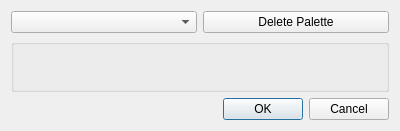
8bitbuddhist/PixelMaestro, file gui/widget/palettecontrol.ui: the form before one commit.
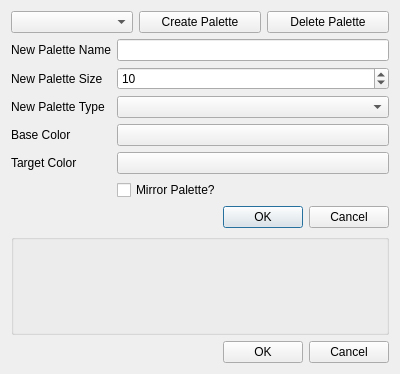
The form after the commit.

Commit message: Added support for different Palette generation methods.

```diff
--- a/gui/widget/palettecontrol.ui
+++ b/gui/widget/palettecontrol.ui
@@ -7,18 +7,34 @@
     <x>0</x>
     <y>0</y>
     <width>400</width>
-    <height>131</height>
+    <height>374</height>
    </rect>
   </property>
+  <property name="sizePolicy">
+   <sizepolicy hsizetype="MinimumExpanding" vsizetype="MinimumExpanding">
+    <horstretch>0</horstretch>
+    <verstretch>0</verstretch>
+   </sizepolicy>
+  </property>
   <property name="windowTitle">
    <string>Dialog</string>
   </property>
-  <layout class="QGridLayout" name="gridLayout">
-   <item row="0" column="0">
+  <layout class="QVBoxLayout" name="verticalLayout">
+   <item>
     <layout class="QHBoxLayout" name="paletteSelectLayout">
+     <property name="spacing">
+      <number>6</number>
+     </property>
      <item>
       <widget class="QComboBox" name="paletteComboBox"/>
      </item>
+     <item>
+      <widget class="QPushButton" name="createPaletteButton">
+       <property name="text">
+        <string>Create Palette</string>
+       </property>
+      </widget>
+     </item>
      <item>
       <widget class="QPushButton" name="removeButton">
        <property name="text">
@@ -28,7 +44,104 @@
      </item>
     </layout>
    </item>
-   <item row="2" column="0">
+   <item>
+    <layout class="QFormLayout" name="formLayout">
+     <item row="0" column="0">
+      <widget class="QLabel" name="nameLabel">
+       <property name="text">
+        <string>New Palette Name</string>
+       </property>
+      </widget>
+     </item>
+     <item row="0" column="1">
+      <widget class="QLineEdit" name="nameLineEdit"/>
+     </item>
+     <item row="1" column="0">
+      <widget class="QLabel" name="numColorsLabel">
+       <property name="text">
+        <string>New Palette Size</string>
+       </property>
+      </widget>
+     </item>
+     <item row="1" column="1">
+      <widget class="QSpinBox" name="numColorsSpinBox">
+       <property name="minimum">
+        <number>1</number>
+       </property>
+       <property name="maximum">
+        <number>255</number>
+       </property>
+       <property name="value">
+        <number>10</number>
+       </property>
+      </widget>
+     </item>
+     <item row="2" column="1">
+      <widget class="QComboBox" name="typeComboBox"/>
+     </item>
+     <item row="2" column="0">
+      <widget class="QLabel" name="typeLabel">
+       <property name="text">
+        <string>New Palette Type</string>
+       </property>
+      </widget>
+     </item>
+     <item row="6" column="1">
+      <widget class="QDialogButtonBox" name="createButtonBox">
+       <property name="standardButtons">
+        <set>QDialogButtonBox::Cancel|QDialogButtonBox::Ok</set>
+       </property>
+      </widget>
+     </item>
+     <item row="3" column="0">
+      <widget class="QLabel" name="baseColorLabel">
+       <property name="text">
+        <string>Base Color</string>
+       </property>
+      </widget>
+     </item>
+     <item row="3" column="1">
+      <widget class="QPushButton" name="baseColorButton">
+       <property name="text">
+        <string/>
+       </property>
+      </widget>
+     </item>
+     <item row="4" column="1">
+      <widget class="QPushButton" name="targetColorButton">
+       <property name="text">
+        <string/>
+       </property>
+      </widget>
+     </item>
+     <item row="4" column="0">
+      <widget class="QLabel" name="targetColorLabel">
+       <property name="text">
+        <string>Target Color</string>
+       </property>
+      </widget>
+     </item>
+     <item row="5" column="1">
+      <widget class="QCheckBox" name="reverseCheckBox">
+       <property name="text">
+        <string>Mirror Palette?</string>
+       </property>
+      </widget>
+     </item>
+    </layout>
+   </item>
+   <item>
+    <widget class="QGroupBox" name="colorsGroupBox">
+     <property name="title">
+      <string notr="true"/>
+     </property>
+     <property name="flat">
+      <bool>false</bool>
+     </property>
+     <layout class="QHBoxLayout" name="colorsLayout"/>
+    </widget>
+   </item>
+   <item>
     <widget class="QDialogButtonBox" name="buttonBox">
      <property name="orientation">
       <enum>Qt::Horizontal</enum>
@@ -38,21 +151,6 @@
      </property>
     </widget>
    </item>
-   <item row="1" column="0">
-    <widget class="QGroupBox" name="colorsGroupBox">
-     <property name="title">
-      <string/>
-     </property>
-     <property name="flat">
-      <bool>true</bool>
-     </property>
-     <layout class="QGridLayout" name="gridLayout_2">
-      <item row="0" column="0">
-       <layout class="QHBoxLayout" name="colorsLayout"/>
-      </item>
-     </layout>
-    </widget>
-   </item>
   </layout>
  </widget>
  <resources/>
```
Left out of the diff: 2 changed lines with no effect on the pictures. The commit also changes 8 other files.
